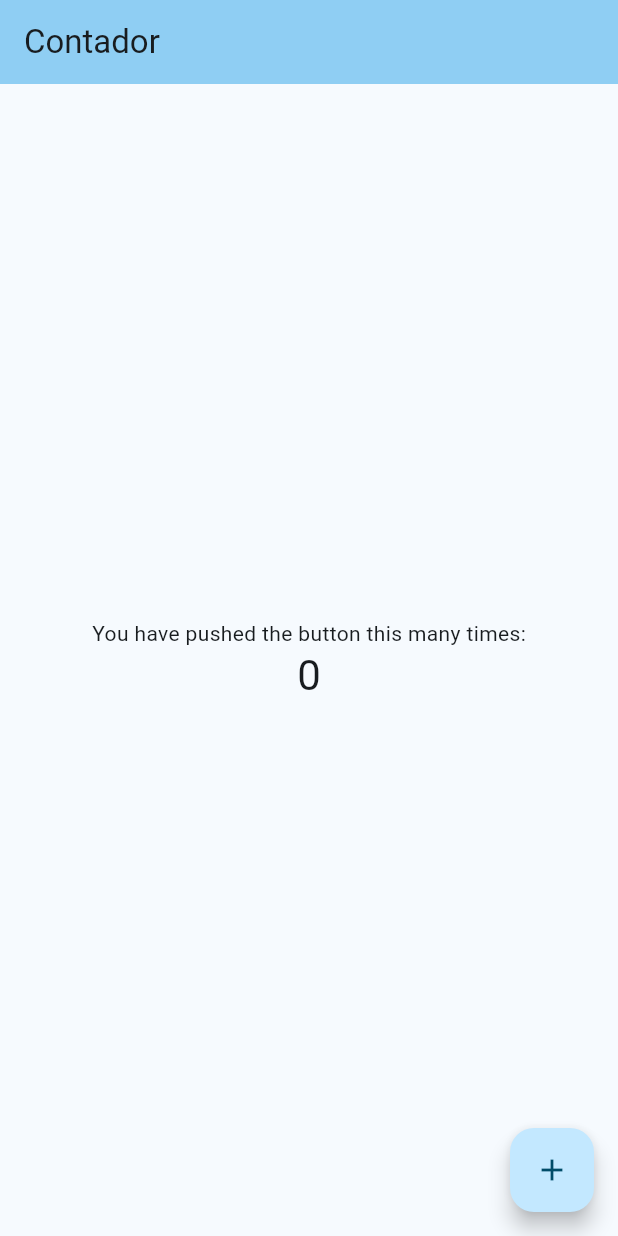
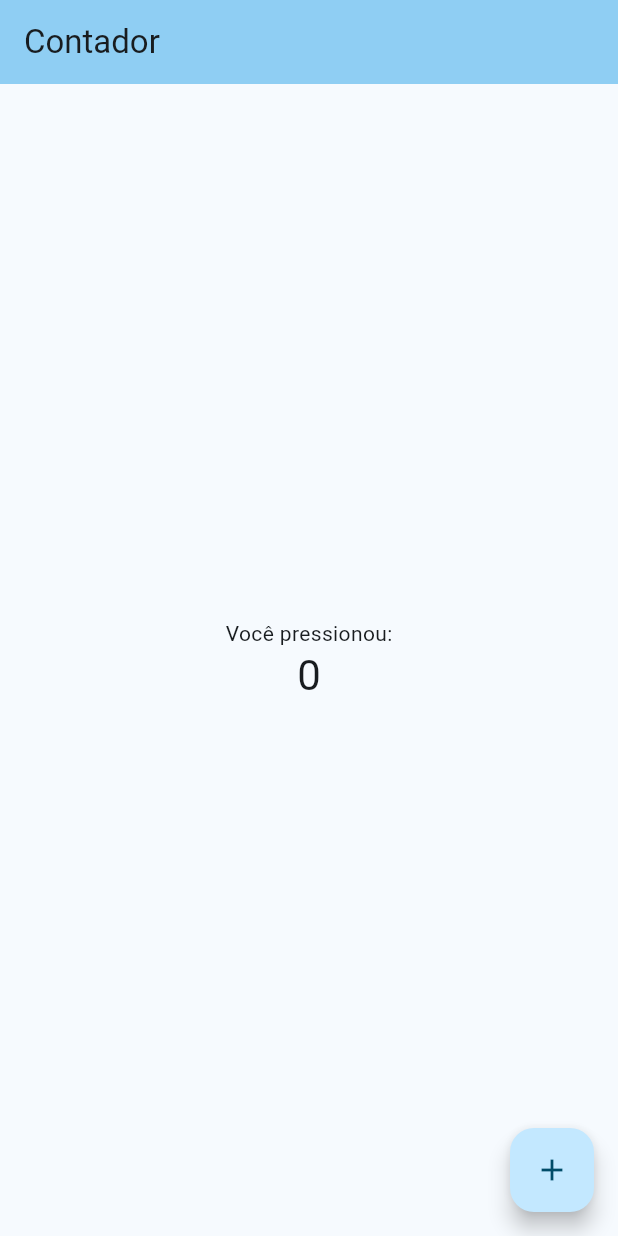
Before and after one commit to marcosviniciussd/contador, a Flutter app: the screen it shows after launch, on a phone screen of 412 x 824 dp. Run offline on Flutter 3.47's test engine with Material 2 defaults, Android fonts, the light colour scheme and no system bars.

Commit message:
Segundo commit do projeto

```diff
--- a/lib/main.dart
+++ b/lib/main.dart
@@ -50,7 +50,7 @@ class _MyHomePageState extends State<MyHomePage> {
           mainAxisAlignment: MainAxisAlignment.center,
           children: <Widget>[
             const Text(
-              'You have pushed the button this many times:',
+              'Você pressionou:',
             ),
             Text(
               '$_counter',
```
